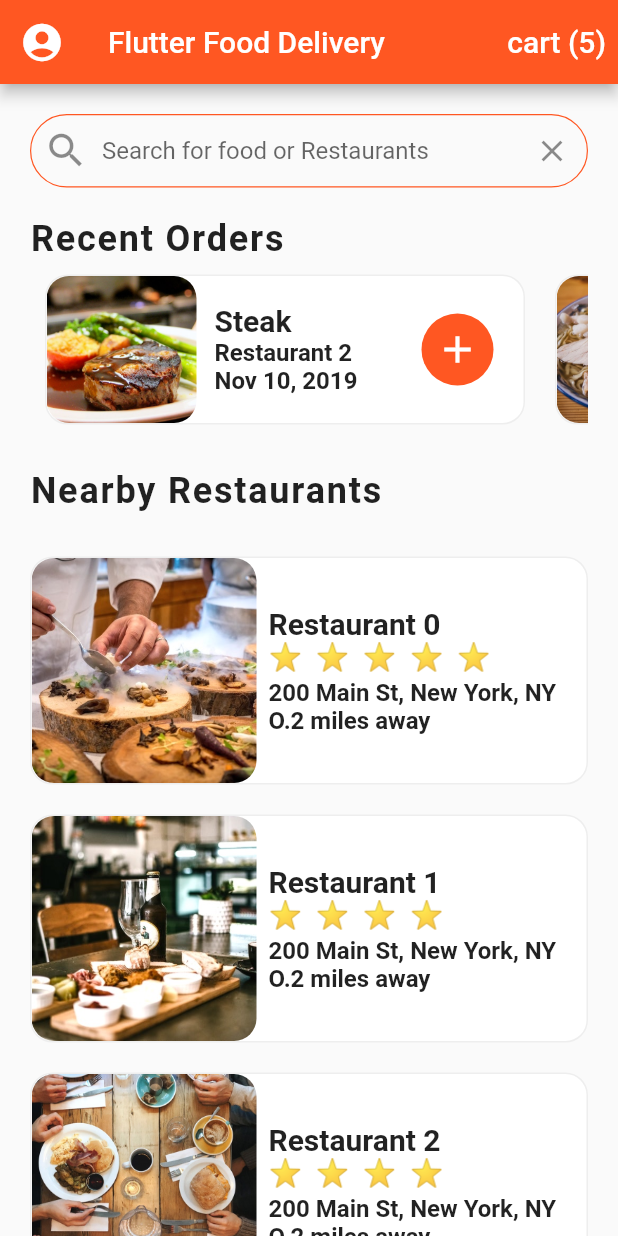
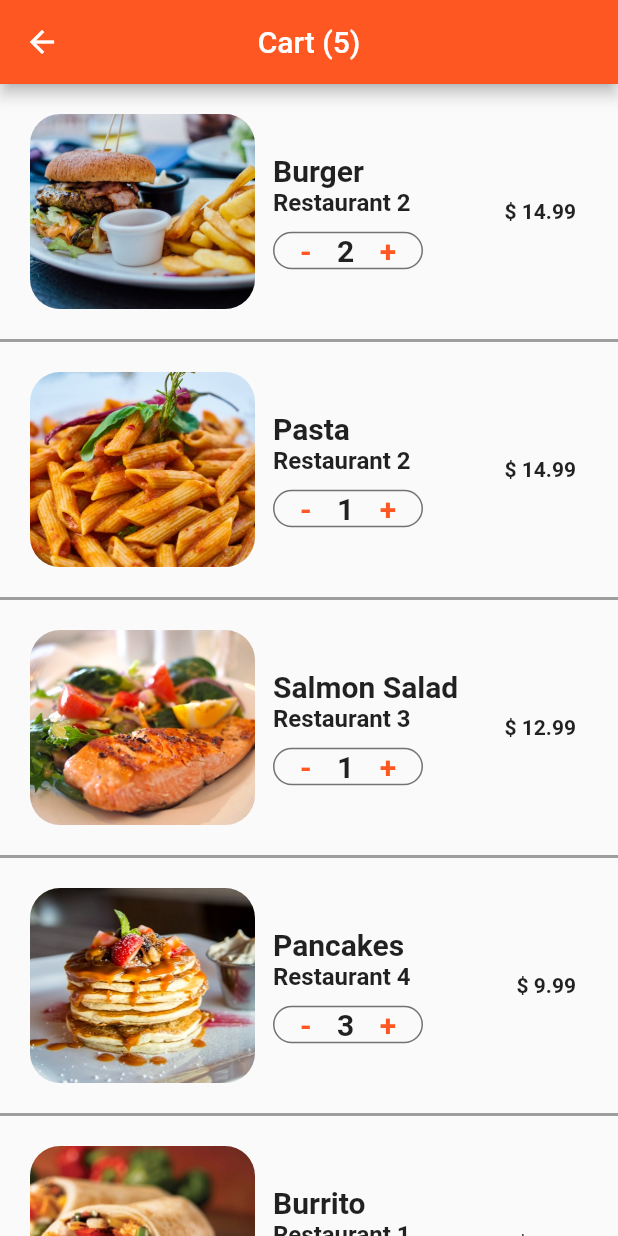
Before and after one commit to DennisKabutu/flutter_food_delivery_ui-main, a Flutter app: the screen it shows after launch, after a tap on an icon or button, on a phone screen of 412 x 824 dp. Run offline on Flutter 3.47's test engine with Material 2 defaults, Android fonts, the phone set to English and light mode, and no system bars.

Commit message:
Cart screen added

```diff
--- /dev/null
+++ b/lib/screens/cart_screen.dart
@@ -0,0 +1,128 @@
+import 'package:flutter/material.dart';
+import 'package:flutter_food_delivery_ui/data/data.dart';
+import 'package:flutter_food_delivery_ui/models/order.dart';
+
+class CartScreen extends StatefulWidget {
+  @override
+  _CartScreenState createState() => _CartScreenState();
+}
+
+class _CartScreenState extends State<CartScreen> {
+  @override
+  Widget build(BuildContext context) {
+    return Scaffold(
+      appBar: AppBar(
+        centerTitle: true,
+        title: Text('Cart (${currentUser.cart.length})'),
+      ),
+      body: ListView.separated(
+          itemBuilder: (BuildContext context, int index) {
+            Order order = currentUser.cart[index];
+            return _buildOrder(order);
+          },
+          separatorBuilder: (BuildContext context, int index) => const Divider(
+                thickness: 2.0,
+                height: 2.0,
+                color: Colors.grey,
+              ),
+          itemCount: currentUser.cart.length),
+    );
+  }
+
+  Widget _buildOrder(Order order) {
+    return Container(
+      height: 170.0,
+      padding: EdgeInsets.all(20.0),
+      child: Row(
+        children: [
+          Expanded(
+            child: Row(
+              children: [
+                Container(
+                  width: 150.0,
+                  decoration: BoxDecoration(
+                      borderRadius: BorderRadius.circular(20.0),
+                      image: DecorationImage(
+                          fit: BoxFit.cover,
+                          image: AssetImage(
+                            order.food.imageUrl,
+                          ))),
+                ),
+                Container(
+                  margin: EdgeInsets.all(12.0),
+                  child: Expanded(
+                    child: Column(
+                      mainAxisAlignment: MainAxisAlignment.center,
+                      crossAxisAlignment: CrossAxisAlignment.start,
+                      children: [
+                        Text(
+                          order.food.name,
+                          style: TextStyle(
+                              fontSize: 20.0, fontWeight: FontWeight.w600),
+                          overflow: TextOverflow.ellipsis,
+                        ),
+                        Text(order.restaurant.name,
+                            style: TextStyle(
+                                fontSize: 16.0, fontWeight: FontWeight.w600),
+                            overflow: TextOverflow.ellipsis),
+                        SizedBox(
+                          height: 10.0,
+                        ),
+                        Container(
+                          width: 100.0,
+                          decoration: BoxDecoration(
+                            borderRadius: BorderRadius.circular(15.0),
+                            border:
+                                Border.all(color: Colors.black54, width: 1.0),
+                          ),
+                          child: Row(
+                            mainAxisAlignment: MainAxisAlignment.spaceEvenly,
+                            children: [
+                              GestureDetector(
+                                onTap: () {},
+                                child: Text(
+                                  '-',
+                                  style: TextStyle(
+                                      fontSize: 20.0,
+                                      color: Theme.of(context).primaryColor,
+                                      fontWeight: FontWeight.w600),
+                                ),
+                              ),
+                              Text(
+                                order.quantity.toString(),
+                                style: TextStyle(
+                                    fontSize: 20.0,
+                                    fontWeight: FontWeight.w600),
+                              ),
+                              GestureDetector(
+                                onTap: () {},
+                                child: Text(
+                                  '+',
+                                  style: TextStyle(
+                                      fontSize: 20.0,
+                                      color: Theme.of(context).primaryColor,
+                                      fontWeight: FontWeight.w600),
+                                ),
+                              )
+                            ],
+                          ),
+                        )
+                      ],
+                    ),
+                  ),
+                )
+              ],
+            ),
+          ),
+          Container(
+            margin: EdgeInsets.all(8.0),
+              child: Text('\$ ${order.food.price.toString()}',
+                style: TextStyle(fontSize: 14.0,fontWeight: FontWeight.w600),
+
+              )
+          )
+        ],
+      ),
+    );
+  }
+}
--- a/lib/screens/home_screen.dart
+++ b/lib/screens/home_screen.dart
@@ -1,6 +1,7 @@
 import 'package:flutter/cupertino.dart';
 import 'package:flutter/material.dart';
 import 'package:flutter_food_delivery_ui/data/data.dart';
+import 'package:flutter_food_delivery_ui/screens/cart_screen.dart';
 import 'package:flutter_food_delivery_ui/widgets/nearby_restaurants.dart';
 import 'package:flutter_food_delivery_ui/widgets/recent_orders.dart';
 
@@ -24,12 +25,12 @@ class _HomeScreenState extends State<HomeScreen> {
         ),
         actions: [
           TextButton(
-              onPressed: () {},
+              onPressed: () => Navigator.push(
+                  context, MaterialPageRoute(builder: (_) => CartScreen())),
               child: Text(
                 'cart (${currentUser.cart.length})',
                 style: TextStyle(color: Colors.white, fontSize: 20.0),
-              )
-          )
+              ))
         ],
       ),
       body: ListView(
--- a/lib/widgets/menu_item.dart
+++ b/lib/widgets/menu_item.dart
@@ -79,7 +79,8 @@ class MenuItem extends StatelessWidget {
                   ),
                   onPressed: () {},
                 ),
-              ))
+              )
+          )
         ],
       ),
     );
```
